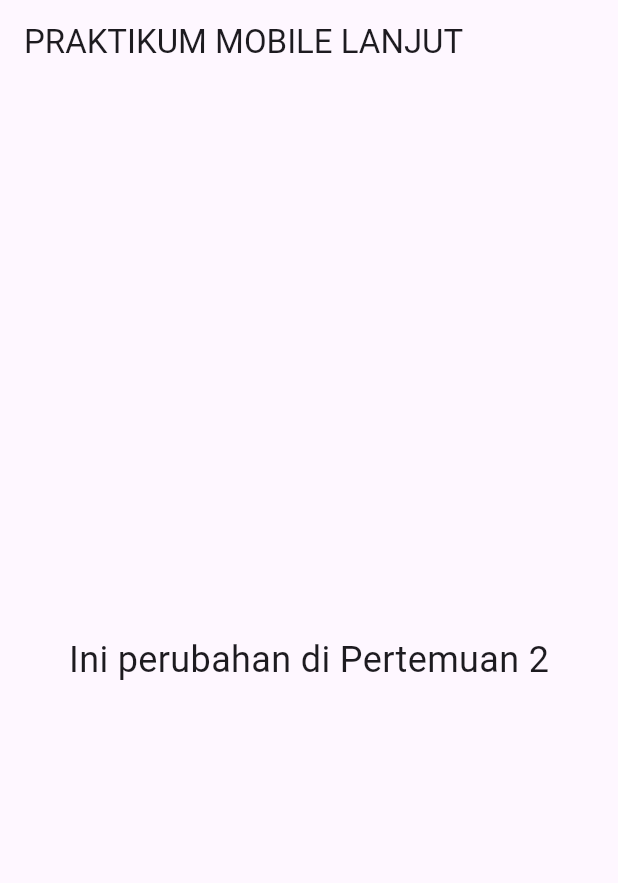
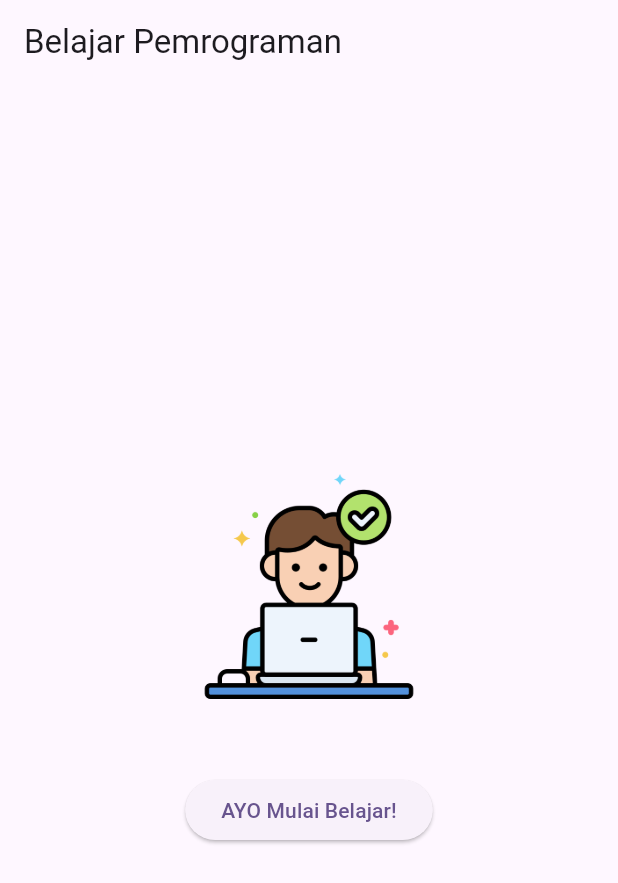
Before and after one commit to Prinayani/prak-mobilelanjut-2407051010, a Flutter app: the screen it shows after launch, on a phone screen of 412 x 824 dp. Shown: the top 883 px of the screen. Run offline on Flutter 3.47's test engine with Material 3 defaults, Android fonts, the light colour scheme and no system bars.

Commit message:
Pertemuan 3: First Widget

```diff
--- /dev/null
+++ b/lib/first_widget.dart
@@ -0,0 +1,31 @@
+import 'package:flutter/material.dart';
+
+class FirstWidget extends StatelessWidget {
+  const FirstWidget({super.key});
+
+  @override
+  Widget build(BuildContext context) {
+    return Scaffold(
+      appBar: AppBar(
+        title: const Text('Belajar Pemrograman'),
+      ), // AppBar
+      body: Center(
+        child: Column(
+          mainAxisAlignment: MainAxisAlignment.center,
+          children: [
+            Image.asset(
+              'assets/images/IT.png',
+              width: 150,
+              height: 150,
+            ), // Image.asset
+            const SizedBox(height: 50),
+            ElevatedButton(
+              onPressed: () {},
+              child: const Text('AYO Mulai Belajar!'),
+            ), // ElevatedButton
+          ], // children
+        ), // Column
+      ), // Center
+    ); // Scaffold
+  }
+}
--- a/lib/main.dart
+++ b/lib/main.dart
@@ -1,4 +1,5 @@
 import 'package:flutter/material.dart';
+import 'first_widget.dart';
 
 void main() {
   runApp(const MyApp());
@@ -10,21 +11,12 @@
   @override
   Widget build(BuildContext context) {
     return MaterialApp(
-      title: 'Flutter Demo',
+      title: 'Praktikum Mobile Lanjut',
       theme: ThemeData(
         colorScheme: ColorScheme.fromSeed(seedColor: Colors.deepPurple),
-      ), // ThemeData
-      home: Scaffold(
-        appBar: AppBar(
-          title: const Text('PRAKTIKUM MOBILE LANJUT'),
-        ), // AppBar
-        body: const Center(
-          child: Text(
-             'Ini perubahan di Pertemuan 2',
-            style: TextStyle(fontSize: 24),
-          ), // Text
-        ), // Center
-      ), // Scaffold
-    ); // MaterialApp
+        useMaterial3: true,
+      ),
+      home: const FirstWidget(),
+    );
   }
 }
--- a/pubspec.yaml
+++ b/pubspec.yaml
@@ -57,9 +57,9 @@
   # the material Icons class.
   uses-material-design: true
 
-  # To add assets to your application, add an assets section, like this:
-  # assets:
-  #   - images/a_dot_burr.jpeg
+    # To add assets to your application, add an assets section, like this:
+  assets:
+  - assets/images/IT.png
   #   - images/a_dot_ham.jpeg
 
   # An image asset can refer to one or more resolution-specific "variants", see
```
Also changed, not shown: lib/column_widget.dart (added, +22 -0 lines), lib/row_widget.dart (added, +22 -0 lines), assets/images/IT.png (added).
